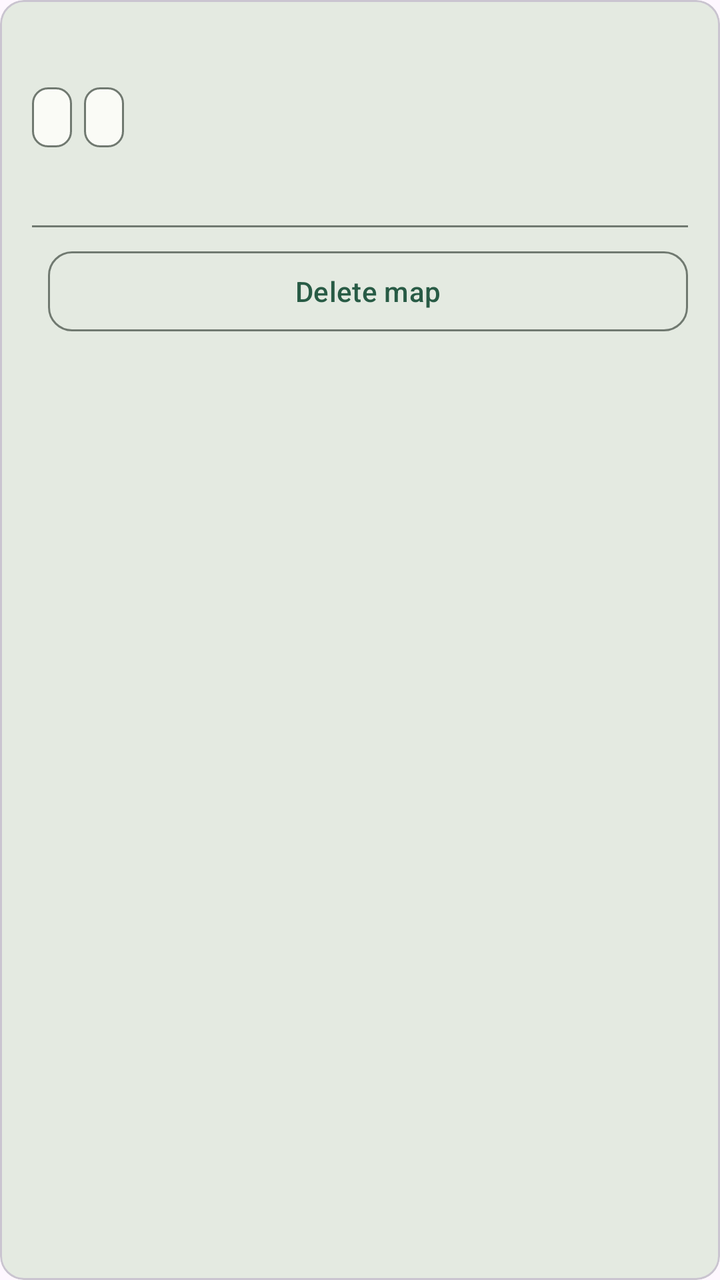
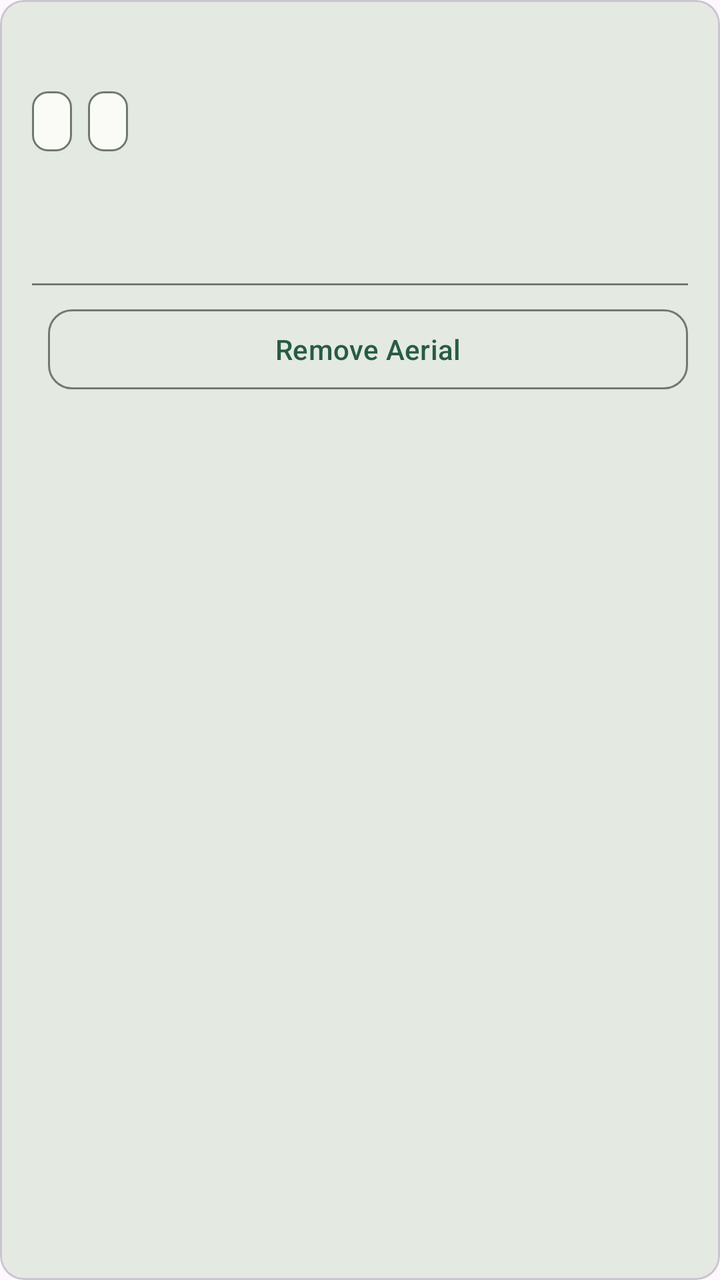

An Android layout rendered at two revisions. The XML below is the earlier revision; the diff shows what the commit changed to produce the second picture.
<!-- AndroidManifest.xml: application theme Theme.TrailRelay -->
<!-- res/layout/offline_list_item.xml -->
<?xml version="1.0" encoding="utf-8"?>
<com.google.android.material.card.MaterialCardView
    xmlns:android="http://schemas.android.com/apk/res/android"
    xmlns:app="http://schemas.android.com/apk/res-auto"
    android:layout_width="match_parent"
    android:layout_height="wrap_content"
    android:layout_marginBottom="12dp"
    app:cardBackgroundColor="@color/trail_surface_variant"
    app:cardCornerRadius="@dimen/trail_corner_radius"
    app:cardElevation="0dp">
    <LinearLayout
        android:layout_width="match_parent"
        android:layout_height="wrap_content"
        android:orientation="vertical"
        android:padding="16dp">
        <TextView android:id="@+id/offline_item_name"
            android:layout_width="match_parent" android:layout_height="wrap_content"
            android:textAppearance="?attr/textAppearanceTitleMedium" />
        <com.google.android.material.chip.ChipGroup
            android:layout_width="match_parent" android:layout_height="wrap_content"
            android:layout_marginTop="6dp" app:chipSpacingHorizontal="6dp"
            app:chipSpacingVertical="4dp" app:singleLine="false">
            <com.google.android.material.chip.Chip
                android:id="@+id/offline_item_route_chip"
                style="@style/Widget.TrailRelay.StatusChip"
                android:layout_width="wrap_content" android:layout_height="wrap_content" />
            <com.google.android.material.chip.Chip
                android:id="@+id/offline_item_aerial_chip"
                style="@style/Widget.TrailRelay.StatusChip"
                android:layout_width="wrap_content" android:layout_height="wrap_content" />
        </com.google.android.material.chip.ChipGroup>
        <com.google.android.material.progressindicator.LinearProgressIndicator
            android:id="@+id/offline_item_progress"
            android:layout_width="match_parent"
            android:layout_height="wrap_content"
            android:layout_marginTop="12dp"
            android:indeterminate="true"
            android:visibility="gone" />
        <TextView
            android:id="@+id/offline_item_details"
            android:layout_width="match_parent"
            android:layout_height="wrap_content"
            android:layout_marginTop="8dp"
            android:textAppearance="?attr/textAppearanceBodyMedium"
            android:textColor="@color/trail_on_surface_variant" />
        <TextView android:id="@+id/offline_item_note"
            android:layout_width="match_parent" android:layout_height="wrap_content"
            android:layout_marginTop="6dp" android:textAppearance="?attr/textAppearanceBodySmall"
            android:textColor="@color/trail_on_surface_variant" android:visibility="gone" />
        <View android:id="@+id/offline_item_divider"
            android:layout_width="match_parent" android:layout_height="1dp"
            android:layout_marginTop="12dp" android:background="@color/trail_outline" />
        <LinearLayout android:layout_width="match_parent" android:layout_height="wrap_content"
            android:layout_marginTop="8dp" android:orientation="horizontal">
            <com.google.android.material.button.MaterialButton
                android:id="@+id/offline_item_resume"
                android:layout_width="0dp" android:layout_height="wrap_content"
                android:layout_weight="1" android:text="@string/resume_offline"
                android:visibility="gone" />
            <com.google.android.material.button.MaterialButton
                android:id="@+id/offline_item_pause"
                style="@style/Widget.TrailRelay.OutlinedButton"
                android:layout_width="0dp" android:layout_height="wrap_content"
                android:layout_weight="1" android:text="@string/pause_offline"
                android:visibility="gone" />
            <com.google.android.material.button.MaterialButton
                android:id="@+id/offline_item_delete"
                style="@style/Widget.TrailRelay.OutlinedButton"
                android:layout_width="0dp" android:layout_height="wrap_content"
                android:layout_marginStart="8dp" android:layout_weight="1"
                android:text="@string/remove_offline" />
        </LinearLayout>
    </LinearLayout>
</com.google.android.material.card.MaterialCardView>
<!-- resources referenced by this layout -->
<resources>
  <color name="trail_on_surface_variant">#424B42</color>
  <color name="trail_outline">#707970</color>
  <color name="trail_surface_variant">#E4EAE1</color>
  <dimen name="trail_corner_radius">12dp</dimen>
  <string name="pause_offline">Pause Download</string>
  <string name="remove_offline">Delete map</string>
  <string name="resume_offline">Resume Download</string>
  <style name="Widget.TrailRelay.OutlinedButton" parent="Widget.Material3.Button.OutlinedButton">
          <item name="cornerRadius">@dimen/trail_corner_radius</item>
          <item name="android:minHeight">48dp</item>
      </style>
  <style name="Widget.TrailRelay.StatusChip" parent="Widget.Material3.Chip.Assist">
          <item name="android:minHeight">0dp</item>
          <item name="chipMinHeight">30dp</item>
          <item name="ensureMinTouchTargetSize">false</item>
          <item name="chipIconSize">18dp</item>
          <item name="chipStartPadding">8dp</item>
          <item name="chipEndPadding">8dp</item>
          <item name="textStartPadding">4dp</item>
          <item name="textEndPadding">0dp</item>
          <item name="android:textAppearance">?attr/textAppearanceLabelMedium</item>
      </style>
  <color name="trail_primary">#285B45</color>
  <color name="trail_on_primary">#FFFFFF</color>
  <color name="trail_primary_container">#C6EAD1</color>
  <color name="trail_on_primary_container">#123525</color>
  <color name="trail_secondary">#526351</color>
  <color name="trail_on_secondary">#FFFFFF</color>
  <color name="trail_surface">#FAFBF6</color>
  <color name="trail_on_surface">#1A211C</color>
  <color name="trail_error">#B3261E</color>
  <color name="trail_on_error">#FFFFFF</color>
  <style name="Widget.TrailRelay.Button" parent="Widget.Material3.Button">
          <item name="cornerRadius">@dimen/trail_corner_radius</item>
          <item name="android:minHeight">48dp</item>
      </style>
  <style name="ThemeOverlay.TrailRelay.Dialog" parent="ThemeOverlay.Material3.MaterialAlertDialog">
          <item name="alertDialogStyle">@style/MaterialAlertDialog.TrailRelay</item>
      </style>
  <style name="MaterialAlertDialog.TrailRelay" parent="MaterialAlertDialog.Material3">
          <item name="shapeAppearance">@style/ShapeAppearance.TrailRelay.Dialog</item>
      </style>
  <style name="ShapeAppearance.TrailRelay.Dialog" parent="ShapeAppearance.Material3.Corner.Medium">
          <item name="cornerFamily">rounded</item>
          <item name="cornerSize">@dimen/trail_corner_radius</item>
      </style>
  <!-- unchanged entries left out for length: 1 -->
</resources>

<!-- the commit's change to res/layout/offline_list_item.xml (unified diff, before → after) -->
@@ -4,7 +4,7 @@
     xmlns:app="http://schemas.android.com/apk/res-auto"
     android:layout_width="match_parent"
     android:layout_height="wrap_content"
-    android:layout_marginBottom="12dp"
+    android:layout_marginBottom="@dimen/space_related"
     app:cardBackgroundColor="@color/trail_surface_variant"
     app:cardCornerRadius="@dimen/trail_corner_radius"
     app:cardElevation="0dp">
@@ -12,14 +12,14 @@
         android:layout_width="match_parent"
         android:layout_height="wrap_content"
         android:orientation="vertical"
-        android:padding="16dp">
+        android:padding="@dimen/space_content">
         <TextView android:id="@+id/offline_item_name"
             android:layout_width="match_parent" android:layout_height="wrap_content"
             android:textAppearance="?attr/textAppearanceTitleMedium" />
         <com.google.android.material.chip.ChipGroup
             android:layout_width="match_parent" android:layout_height="wrap_content"
-            android:layout_marginTop="6dp" app:chipSpacingHorizontal="6dp"
-            app:chipSpacingVertical="4dp" app:singleLine="false">
+            android:layout_marginTop="@dimen/space_related" app:chipSpacingHorizontal="@dimen/space_related"
+            app:chipSpacingVertical="@dimen/space_tight" app:singleLine="false">
             <com.google.android.material.chip.Chip
                 android:id="@+id/offline_item_route_chip"
                 style="@style/Widget.TrailRelay.StatusChip"
@@ -33,25 +33,29 @@
             android:id="@+id/offline_item_progress"
             android:layout_width="match_parent"
             android:layout_height="wrap_content"
-            android:layout_marginTop="12dp"
+            android:layout_marginTop="@dimen/space_compact"
             android:indeterminate="true"
             android:visibility="gone" />
+        <TextView android:id="@+id/offline_item_state"
+            android:layout_width="match_parent" android:layout_height="wrap_content"
+            android:layout_marginTop="@dimen/space_related" android:textAppearance="?attr/textAppearanceBodyMedium"
+            android:accessibilityLiveRegion="polite" />
         <TextView
             android:id="@+id/offline_item_details"
             android:layout_width="match_parent"
             android:layout_height="wrap_content"
-            android:layout_marginTop="8dp"
+            android:layout_marginTop="@dimen/space_related"
             android:textAppearance="?attr/textAppearanceBodyMedium"
             android:textColor="@color/trail_on_surface_variant" />
         <TextView android:id="@+id/offline_item_note"
             android:layout_width="match_parent" android:layout_height="wrap_content"
-            android:layout_marginTop="6dp" android:textAppearance="?attr/textAppearanceBodySmall"
+            android:layout_marginTop="@dimen/space_related" android:textAppearance="?attr/textAppearanceBodySmall"
             android:textColor="@color/trail_on_surface_variant" android:visibility="gone" />
         <View android:id="@+id/offline_item_divider"
             android:layout_width="match_parent" android:layout_height="1dp"
-            android:layout_marginTop="12dp" android:background="@color/trail_outline" />
+            android:layout_marginTop="@dimen/space_compact" android:background="@color/trail_outline" />
         <LinearLayout android:layout_width="match_parent" android:layout_height="wrap_content"
-            android:layout_marginTop="8dp" android:orientation="horizontal">
+            android:layout_marginTop="@dimen/space_related" android:orientation="horizontal">
             <com.google.android.material.button.MaterialButton
                 android:id="@+id/offline_item_resume"
                 android:layout_width="0dp" android:layout_height="wrap_content"
@@ -64,10 +68,16 @@
                 android:layout_weight="1" android:text="@string/pause_offline"
                 android:visibility="gone" />
             <com.google.android.material.button.MaterialButton
+                android:id="@+id/offline_item_remove_route"
+                style="@style/Widget.TrailRelay.OutlinedButton"
+                android:layout_width="0dp" android:layout_height="wrap_content"
+                android:layout_weight="1" android:text="@string/remove_route"
+                android:visibility="gone" />
+            <com.google.android.material.button.MaterialButton
                 android:id="@+id/offline_item_delete"
                 style="@style/Widget.TrailRelay.OutlinedButton"
                 android:layout_width="0dp" android:layout_height="wrap_content"
-                android:layout_marginStart="8dp" android:layout_weight="1"
+                android:layout_marginStart="@dimen/space_related" android:layout_weight="1"
                 android:text="@string/remove_offline" />
         </LinearLayout>
     </LinearLayout>
<!-- resource entries referenced after the edit -->
@@ -3,9 +3,14 @@
   <color name="trail_on_surface_variant">#424B42</color>
   <color name="trail_outline">#707970</color>
   <color name="trail_surface_variant">#E4EAE1</color>
+  <dimen name="space_compact">12dp</dimen>
+  <dimen name="space_content">16dp</dimen>
+  <dimen name="space_related">8dp</dimen>
+  <dimen name="space_tight">4dp</dimen>
   <dimen name="trail_corner_radius">12dp</dimen>
   <string name="pause_offline">Pause Download</string>
-  <string name="remove_offline">Delete map</string>
+  <string name="remove_offline">Remove Aerial</string>
+  <string name="remove_route">Remove Route</string>
   <string name="resume_offline">Resume Download</string>
   <style name="Widget.TrailRelay.OutlinedButton" parent="Widget.Material3.Button.OutlinedButton">
           <item name="cornerRadius">@dimen/trail_corner_radius</item>
